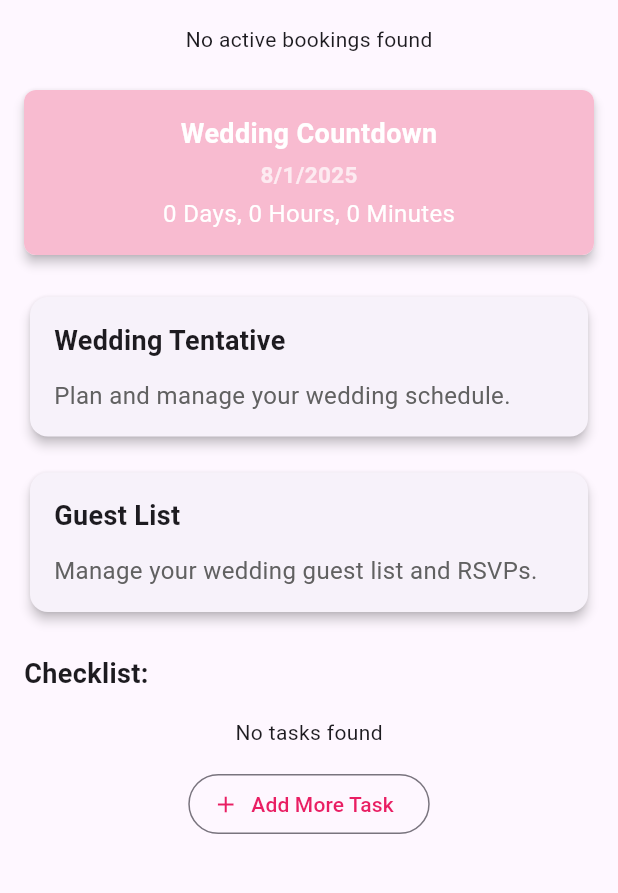
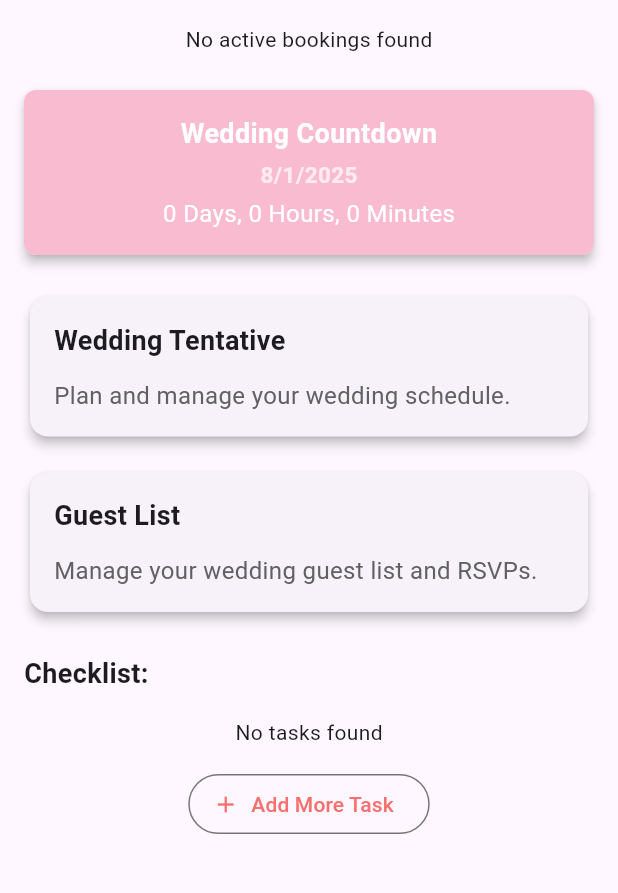
Before and after one commit to cst023/Wedding2U, a Flutter app: the ManageWedding screen opened by its route, on a phone screen of 412 x 824 dp, the part 84-977 px from its top. Run offline on Flutter 3.47's test engine with Material 3 defaults, Android fonts, the phone set to English and light mode, and no system bars; our stand-ins replace cloud_firestore, firebase_auth, firebase_core; missing offline and left inert: device_calendar; accounts and stored records are empty.

Commit message:
Change Of Button and Colours
Updated for client's main page.

```diff
--- a/wedding2u_app/lib/presentation/screens/admin/admin_edit_profile.dart
+++ b/wedding2u_app/lib/presentation/screens/admin/admin_edit_profile.dart
@@ -150,7 +150,7 @@ class _AdminEditProfileState extends State<AdminEditProfile> {
                             right: 0,
                             child: CircleAvatar(
                               radius: 18,
-                              backgroundColor: Colors.pink[300],
+                              backgroundColor: const Color(0xFFf7706d),
                               child: const Icon(
                                 Icons.camera_alt,
                                 color: Colors.white,
@@ -257,7 +257,7 @@ class _AdminEditProfileState extends State<AdminEditProfile> {
                         _saveChanges();
                       },
                       style: ElevatedButton.styleFrom(
-                        backgroundColor: Colors.pink[200],
+                        backgroundColor: const Color(0xFFf7706d),
                         foregroundColor:
                             Colors.white, // Set text color to white
                         minimumSize: const Size(double.infinity, 50),
--- a/wedding2u_app/lib/presentation/screens/client/manage_wedding.dart
+++ b/wedding2u_app/lib/presentation/screens/client/manage_wedding.dart
@@ -55,7 +55,8 @@ class _ManageWeddingState extends State<ManageWedding> {
   Widget build(BuildContext context) {
     return Scaffold(
       appBar: AppBar(
-        title: const Text('Manage My Wedding', style: TextStyle(color: Colors.black)),
+        title: const Text('Manage My Wedding',
+            style: TextStyle(color: Colors.black)),
         backgroundColor: Colors.white,
         elevation: 1.0,
         leading: IconButton(
@@ -163,7 +164,7 @@ class _ManageWeddingState extends State<ManageWedding> {
                   onTap: () =>
                       Navigator.pushNamed(context, 'VenueBookingStatus'),
                   child: const Text('Booking Details',
-                      style: TextStyle(color: Colors.pink)),
+                      style: TextStyle(color: Color(0xFFf7706d))),
                 ),
               ],
             ),
@@ -207,7 +208,7 @@ class _ManageWeddingState extends State<ManageWedding> {
               'Set Wedding Date',
               style: TextStyle(
                 fontSize: 16.0,
-              color: Colors.pinkAccent,
+                color: Color(0xFFf7706d),
                 fontWeight: FontWeight.bold,
               ),
               textAlign: TextAlign.center,
@@ -274,7 +275,6 @@ class _ManageWeddingState extends State<ManageWedding> {
       );
     }
   }
-
 
   Widget _buildWeddingTentativeCard(BuildContext context) {
     return GestureDetector(
@@ -353,8 +353,9 @@ class _ManageWeddingState extends State<ManageWedding> {
           },
         );
       },
-      icon: const Icon(Icons.add, color: Colors.pink),
-      label: const Text('Add More Task', style: TextStyle(color: Colors.pink)),
+      icon: const Icon(Icons.add, color: Color(0xFFf7706d)),
+      label: const Text('Add More Task',
+          style: TextStyle(color: Color(0xFFf7706d))),
     );
   }
 }
--- a/wedding2u_app/lib/presentation/widgets/photo_gallery.dart
+++ b/wedding2u_app/lib/presentation/widgets/photo_gallery.dart
@@ -77,7 +77,7 @@ class _PhotoGalleryScreenState extends State<PhotoGalleryScreen> {
         title: Text(widget.title,
             style: const TextStyle(fontWeight: FontWeight.bold)),
         centerTitle: true,
-        backgroundColor: Colors.pinkAccent,
+        backgroundColor: const Color(0xFFf7706d),
         foregroundColor: Colors.white,
       ),
       body: SingleChildScrollView(
@@ -162,7 +162,7 @@ class _PhotoGalleryScreenState extends State<PhotoGalleryScreen> {
                   ElevatedButton(
                     onPressed: _addReview,
                     style: ElevatedButton.styleFrom(
-                      backgroundColor: Colors.pinkAccent,
+                      backgroundColor: const Color(0xFF222D52),
                       foregroundColor: Colors.white,
                     ),
                     child: const Text("Submit"),
--- a/wedding2u_app/lib/presentation/widgets/upload_dialog.dart
+++ b/wedding2u_app/lib/presentation/widgets/upload_dialog.dart
@@ -24,7 +24,7 @@ class _UploadDialogState extends State<UploadDialog> {
                 Navigator.pop(context); // Close dialog
               },
               style: ElevatedButton.styleFrom(
-                backgroundColor: Colors.pinkAccent,
+                backgroundColor: const Color(0xFFf7706d),
                 foregroundColor: Colors.white,
                 shape: RoundedRectangleBorder(
                     borderRadius: BorderRadius.circular(8)),
--- a/wedding2u_app/lib/utils/input_validation.dart
+++ b/wedding2u_app/lib/utils/input_validation.dart
@@ -1,4 +1,3 @@
-
 // Email validation
 String? validateEmail(String? value) {
   if (value == null || value.isEmpty) {
--- a/wedding2u_app/pubspec.yaml
+++ b/wedding2u_app/pubspec.yaml
@@ -69,6 +69,7 @@ flutter:
   assets:
       - assets/images/wedding2u_landingpg.jpg
       - assets/images/wedding2u_logo.jpg
+      - assets/images/weddingrings.png
       - assets/images/client_icon.jpg
       - assets/images/guest_icon.jpg
       - assets/images/vendor_icon.jpg
```
Also changed, not shown: wedding2u_app/lib/presentation/screens/admin/add_venue_page.dart (+12 -9 lines), wedding2u_app/lib/presentation/screens/admin/admin_profile_page.dart (+5 -3 lines), wedding2u_app/lib/presentation/screens/client/client_main_page.dart (+16 -10 lines), wedding2u_app/lib/presentation/screens/client/client_post.dart (+5 -3 lines), wedding2u_app/lib/presentation/screens/client/client_profile_page.dart (+7 -6 lines), wedding2u_app/lib/presentation/screens/client/venue_details.dart (+7 -5 lines), wedding2u_app/lib/presentation/screens/vendor/vendor_edit_portfolio.dart (+11 -8 lines), wedding2u_app/assets/images/wedding2u_landingpg.jpg, wedding2u_app/assets/images/weddingrings.png (added). Lines whose indentation alone changed are shown as unchanged.
